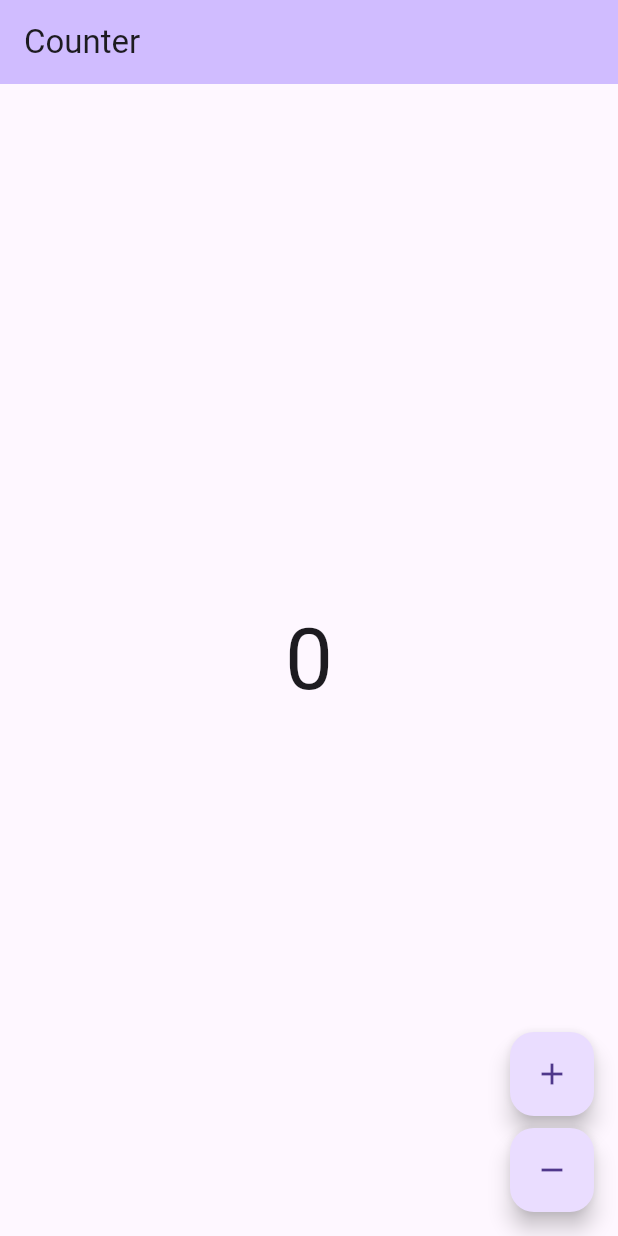
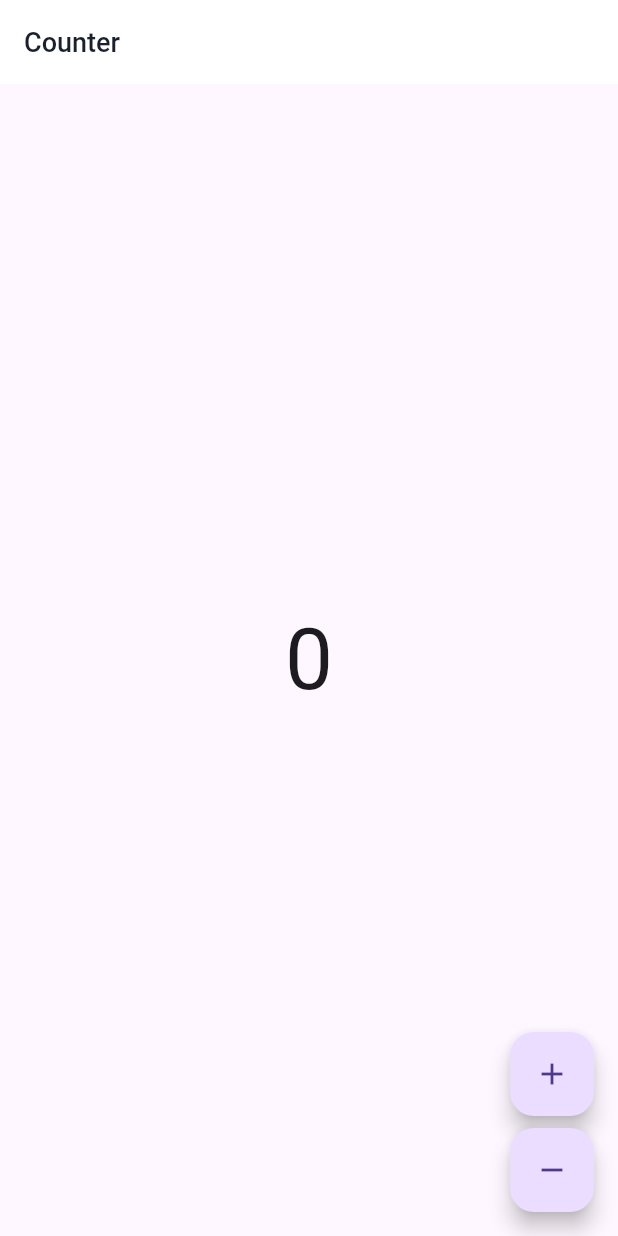
Before and after one commit to monirhelalee/office-hour, a Flutter app: the screen it shows after launch, on a phone screen of 412 x 824 dp. Run offline on Flutter 3.47's test engine with Material 3 defaults, Android fonts, the phone set to English and light mode, and no system bars; our stand-ins replace bloc, flutter_bloc; generated files the repository leaves out were written again.

Commit message:
add text style

```diff
--- a/lib/app/view/app.dart
+++ b/lib/app/view/app.dart
@@ -1,4 +1,5 @@
 import 'package:flutter/material.dart';
+import 'package:office_hour/app/view/theme/light_theme.dart';
 import 'package:office_hour/counter/counter.dart';
 import 'package:office_hour/l10n/l10n.dart';
 
@@ -8,12 +9,7 @@ class App extends StatelessWidget {
   @override
   Widget build(BuildContext context) {
     return MaterialApp(
-      theme: ThemeData(
-        appBarTheme: AppBarTheme(
-          backgroundColor: Theme.of(context).colorScheme.inversePrimary,
-        ),
-        useMaterial3: true,
-      ),
+      theme: LightTheme().theme,
       localizationsDelegates: AppLocalizations.localizationsDelegates,
       supportedLocales: AppLocalizations.supportedLocales,
       home: const CounterPage(),
--- /dev/null
+++ b/lib/app/view/style/textstyles.dart
@@ -0,0 +1,78 @@
+import 'package:flutter/material.dart';
+
+class TextStyles {
+  static Color color = const Color(0xff1a202c);
+
+  //headline
+  static TextStyle headlineLarge = TextStyle(
+    color: color,
+    fontSize: 48,
+    fontWeight: FontWeight.w700,
+  );
+
+  static TextStyle headlineMedium = headlineLarge.copyWith(
+    fontSize: 40,
+  );
+
+  static TextStyle headlineSmall = headlineLarge.copyWith(
+    fontSize: 32,
+  );
+
+  //display
+  static TextStyle displayLarge = headlineSmall.copyWith(
+    fontSize: 24,
+  );
+
+  static TextStyle displayMedium = displayLarge.copyWith(
+    fontSize: 20,
+  );
+
+  static TextStyle displaySmall = displayLarge.copyWith(
+    fontSize: 16,
+    fontWeight: FontWeight.w400,
+  );
+
+  // label
+  static TextStyle labelLarge = displaySmall.copyWith(
+    fontSize: 18,
+    fontWeight: FontWeight.w700,
+  );
+
+  static TextStyle labelMedium = labelLarge.copyWith(
+    fontWeight: FontWeight.w500,
+  );
+
+  static TextStyle labelSmall = labelMedium.copyWith(
+    fontWeight: FontWeight.w400,
+  );
+
+  //title
+  static TextStyle titleLarge = labelSmall.copyWith(
+    fontSize: 16,
+    fontWeight: FontWeight.w500,
+  );
+
+  static TextStyle titleMedium = titleLarge.copyWith(
+    fontSize: 12,
+  );
+
+  static TextStyle titleSmall = titleMedium.copyWith(
+    fontSize: 10,
+  );
+
+  //body
+  static TextStyle bodyLarge = titleLarge.copyWith(
+    fontSize: 14,
+    fontWeight: FontWeight.w700,
+  );
+
+  static TextStyle bodyMedium = bodyLarge.copyWith(
+    fontSize: 12,
+    fontWeight: FontWeight.w400,
+  );
+
+  static TextStyle bodySmall = bodyLarge.copyWith(
+    fontSize: 10,
+    fontWeight: FontWeight.w400,
+  );
+}
--- a/lib/app/view/theme/light_theme.dart
+++ b/lib/app/view/theme/light_theme.dart
@@ -1,4 +1,5 @@
 import 'package:flutter/material.dart';
+import 'package:office_hour/app/view/style/textstyles.dart';
 import 'package:office_hour/app/view/theme/theme.dart';
 
 class LightTheme extends AppTheme {
@@ -12,7 +13,23 @@ class LightTheme extends AppTheme {
   OutlinedButtonTheme get outlinedButtonTheme => throw UnimplementedError();
 
   @override
-  TextTheme get textTheme => TextTheme();
+  TextTheme get textTheme => TextTheme(
+    headlineLarge: TextStyles.headlineLarge,
+    headlineMedium: TextStyles.headlineMedium,
+    headlineSmall: TextStyles.headlineSmall,
+    displayLarge: TextStyles.displayLarge,
+    displayMedium: TextStyles.displayMedium,
+    displaySmall: TextStyles.displaySmall,
+    titleLarge: TextStyles.titleLarge,
+    titleMedium: TextStyles.titleMedium,
+    titleSmall: TextStyles.titleSmall,
+    bodyLarge: TextStyles.bodyLarge,
+    bodyMedium: TextStyles.bodyMedium,
+    bodySmall: TextStyles.bodySmall,
+    labelLarge: TextStyles.labelLarge,
+    labelMedium: TextStyles.labelMedium,
+    labelSmall: TextStyles.labelSmall,
+  );
 
   @override
   ThemeData get theme => ThemeData(
@@ -20,12 +37,7 @@ class LightTheme extends AppTheme {
     appBarTheme: AppBarTheme(
       backgroundColor: colors.background,
       foregroundColor: colors.surface900,
-      //TODO: Refactor it later
-      titleTextStyle: TextStyle(
-        color: colors.surface900,
-        fontSize: 20,
-        fontWeight: FontWeight.w600,
-      ),
+      titleTextStyle: TextStyles.labelMedium,
     ),
   );
 }
```
